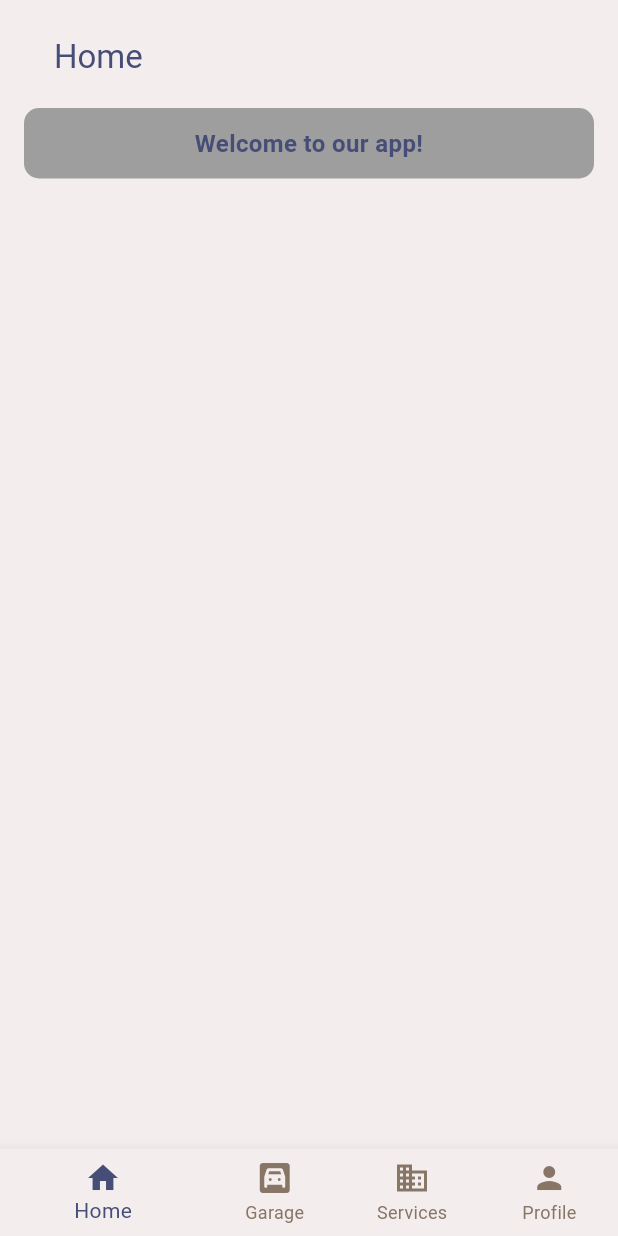
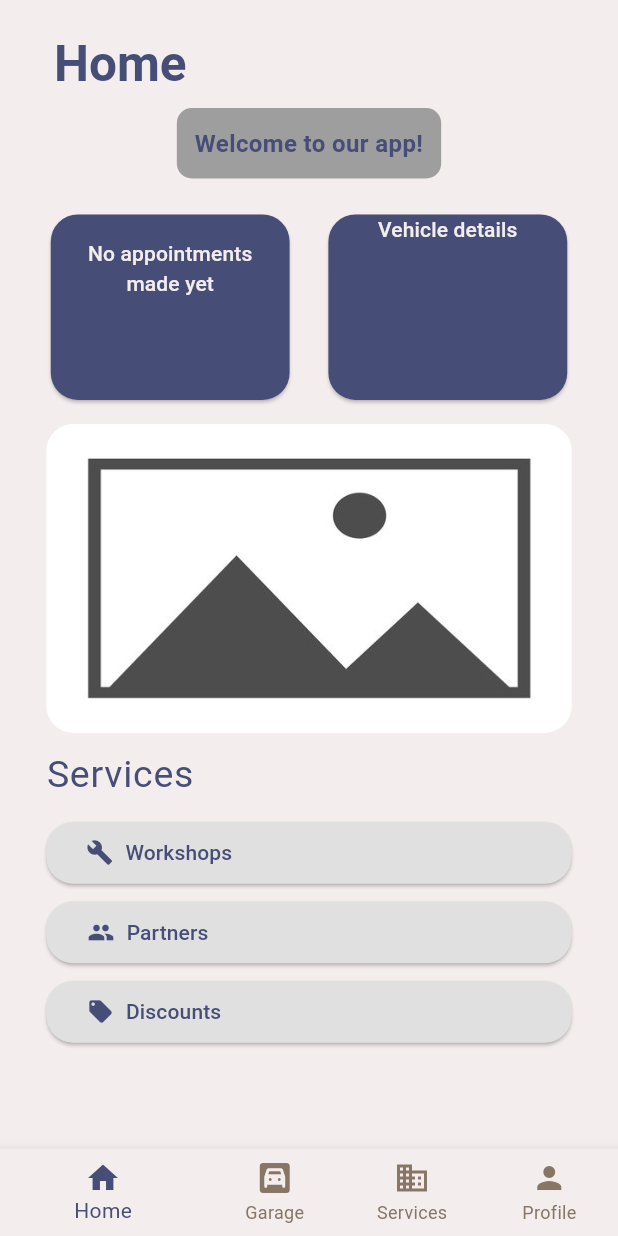
Before and after one commit to mcioc21/automate, a Flutter app: the screen it shows once a user with an empty profile is signed in, on a phone screen of 412 x 824 dp. Run offline on Flutter 3.47's test engine with Material 3 defaults, Android fonts, the phone set to English and light mode, and no system bars; drawn by our look-alikes of carousel_slider; our stand-ins replace cloud_firestore, firebase_auth, firebase_core, shared_preferences; accounts and stored records are empty.

Commit message:
Started Home page, added buttons and some functionality.

```diff
--- a/lib/home.dart
+++ b/lib/home.dart
@@ -47,8 +47,8 @@ class _MyHomeScreenState extends State<HomeScreen> {
     return Scaffold(
       appBar: AppBar(
         title: Container(
-          padding: const EdgeInsets.only(left: 20.0, top: 20.0),  // Adjust this value to move the title further right
-          child: Text(_titles[_selectedIndex]),
+          padding: const EdgeInsets.only(left: 20.0, top: 30.0),  // Adjust this value to move the title further right
+          child: Text(_titles[_selectedIndex], style: const TextStyle(fontSize: 33, fontWeight: FontWeight.bold), overflow: TextOverflow.visible,),
         ),
         automaticallyImplyLeading: false,  // Remove the back button
       ),
--- a/lib/homeOptions/home_page.dart
+++ b/lib/homeOptions/home_page.dart
@@ -1,4 +1,7 @@
-import 'dart:async';
+import 'package:automate/colors.dart';
+import 'package:automate/otherWidgets/homePageButtons/home_page_ad_carousel_slider.dart';
+import 'package:automate/otherWidgets/homePageButtons/home_page_services_button.dart';
+import 'package:automate/otherWidgets/homePageButtons/home_page_top_buttons.dart';
 import 'package:flutter/material.dart';
 import 'package:firebase_auth/firebase_auth.dart';
 import 'package:shared_preferences/shared_preferences.dart';
@@ -15,94 +18,102 @@ class HomePage extends StatefulWidget {
 class _HomePageState extends State<HomePage> {
   bool _showWelcomeBanner = false;
   bool _showGuestBanner = false;
+  int _userAppointmentState = 0;
+  int _userVehicleState = 0;
 
   @override
   void initState() {
     super.initState();
-    _checkWelcomeBannerStatus();
+    _checkBannerStatus();
+    _determineUserState();
   }
 
-  Future<void> _checkWelcomeBannerStatus() async {
+  Future<void> _checkBannerStatus() async {
     final prefs = await SharedPreferences.getInstance();
-    final hasSeenWelcomeBanner = prefs.getBool('hasSeenWelcomeBanner') ?? false;
-    final hasSeenGuestBanner = prefs.getBool('hasSeenGuestBanner') ?? false;
+    bool hasSeenWelcome = prefs.getBool('hasSeenWelcomeBanner') ?? false;
+    bool hasSeenGuest = prefs.getBool('hasSeenGuestBanner') ?? false;
 
-    if (widget.user != null && !hasSeenWelcomeBanner) {
     setState(() {
-        _showWelcomeBanner = true;
+      _showWelcomeBanner = widget.user != null && !hasSeenWelcome;
+      _showGuestBanner = widget.user == null && !hasSeenGuest;
     });
-      prefs.setBool('hasSeenWelcomeBanner', true);
-    } else if (widget.user == null && !hasSeenGuestBanner) {
-      setState(() {
-        _showGuestBanner = true;
-      });
-      prefs.setBool('hasSeenGuestBanner', true);
+
+    if (_showWelcomeBanner || _showGuestBanner) {
+      await prefs.setBool('hasSeenWelcomeBanner', true);
+      await prefs.setBool('hasSeenGuestBanner', true);
+    }
   }
 
-    Timer(const Duration(seconds: 5), () {
-      setState(() {
-        _showWelcomeBanner = false;
-        _showGuestBanner = false;
-      });
-    });
+  void _determineUserState() {
+    if (widget.user == null) {
+      _userAppointmentState = 0;
+      _userVehicleState == 0;  // Guest
+    } else {
+      // Placeholder for checking if user has appointments
+
+      bool hasAppointments = false; // TO DO: Replace with actual check
+      _userAppointmentState = hasAppointments ? 2 : 1;
+      bool hasVehicle = false; // TO DO: Replace with actual check
+      _userVehicleState = hasVehicle ? 2 : 1;
+    }
   }
 
   @override
   Widget build(BuildContext context) {
     return Scaffold(
-      body: Stack(
+      body: SingleChildScrollView(
+        child: Column(
           children: [
-          if (_showWelcomeBanner)
-            Positioned(
-              top: 16,
-              left: 16,
-              right: 16,
+            if (_showWelcomeBanner || _showGuestBanner)
+              Padding(
+                padding: const EdgeInsets.only(top: 16, bottom: 8, left: 16, right: 16),
                 child: Container(
                   decoration: BoxDecoration(
-                  color: Colors.grey, // Color for registered user banner
-                  borderRadius: BorderRadius.circular(10.0),
+                    color: Colors.grey,
+                    borderRadius: BorderRadius.circular(10),
                   ),
-                padding: const EdgeInsets.all(12.0),
-                child: const Text(
-                  'Welcome to our app!',
-                  style: TextStyle(
-                    fontSize: 16.0,
-                    fontWeight: FontWeight.bold,
-                  ),
+                  padding: const EdgeInsets.all(12),
+                  child: Text(
+                    _showWelcomeBanner ? 'Welcome to our app!' : 'Welcome! Please log in or create an account.',
+                    style: const TextStyle(fontSize: 16, fontWeight: FontWeight.bold),
                     textAlign: TextAlign.center,
                   ),
                 ),
               ),
-          if (_showGuestBanner)
-            Positioned(
-              top: 16,
-              left: 16,
-              right: 16,
-              child: Container(
-                decoration: BoxDecoration(
-                  color: Colors.grey, // Color for guest user banner
-                  borderRadius: BorderRadius.circular(10.0),
-                ),
-                padding: const EdgeInsets.all(12.0),
-                child: const Text(
-                  'Welcome to our app! Please remember to login/create your account to unlock all the app features!',
-                  style: TextStyle(
-                    fontSize: 16.0,
-                    fontWeight: FontWeight.bold,
-                  ),
-                  textAlign: TextAlign.center,
+            if (!_showWelcomeBanner && !_showGuestBanner)
+              Padding(
+                padding: const EdgeInsets.symmetric(horizontal: 8, vertical: 16),
+                child: SizedBox(
+                  height: MediaQuery.of(context).size.height * 0.005,
                 ),
               ),
+            Padding(
+              padding: const EdgeInsets.symmetric(horizontal: 8, vertical: 16),
+              child: Row(
+                mainAxisAlignment: MainAxisAlignment.spaceEvenly,
+                children:
+                  [
+                    homePageAppointmentButton(context, _userAppointmentState),
+                    homePageVehicleDetailsButton(context, _userVehicleState),
+                  ]
               ),
-          const Center(
-            child: Column(
-              mainAxisAlignment: MainAxisAlignment.center,
-              children: <Widget>[
-                // Your other widgets here
+            ),
+          homePageAdCarouselSlider(context),
+          ListTile(
+              title: Container(
+          padding: const EdgeInsets.only(left: 15.0),
+          child: const Text(
+            'Services',
+            style: TextStyle(fontSize: 25, color: AppColors.blue),),
+            ),
+          ),
+            homePageServicesButton(context, 'Workshops', Icons.build),
+            const SizedBox(height: 5),
+            homePageServicesButton(context, 'Partners', Icons.group),
+            const SizedBox(height: 5),
+            homePageServicesButton(context, 'Discounts', Icons.local_offer),
           ],
         ),
-          ),
-        ],
       ),
     );
   }
--- a/lib/login_or_register.dart
+++ b/lib/login_or_register.dart
@@ -25,7 +25,7 @@ class LoginOrRegisterPage extends StatelessWidget {
               ),
             ),
             const SizedBox(height: 100),
-            Container(
+            SizedBox(
               width: MediaQuery.of(context).size.width * 0.65, // 65% of screen width
               height: MediaQuery.of(context).size.height * 0.05, // 5% of screen height
               child: ElevatedButton(
@@ -41,7 +41,7 @@ class LoginOrRegisterPage extends StatelessWidget {
               ),
             ),
             const SizedBox(height: 20),
-            Container(
+            SizedBox(
               width: MediaQuery.of(context).size.width * 0.65, // 65% of screen width
               height: MediaQuery.of(context).size.height * 0.05, // 5% of screen height
               child: ElevatedButton(
--- /dev/null
+++ b/lib/otherWidgets/homePageButtons/home_page_ad_carousel_slider.dart
@@ -0,0 +1,54 @@
+import 'package:carousel_slider/carousel_slider.dart';
+import 'package:flutter/material.dart';
+
+Widget homePageAdCarouselSlider(BuildContext context) {
+  return CarouselSlider(
+    options: CarouselOptions(
+      height: MediaQuery.of(context).size.height * 0.25,
+      animateToClosest: true,
+      autoPlay: true,
+      autoPlayCurve: Curves.ease,
+      autoPlayInterval: const Duration(seconds: 15),
+      enableInfiniteScroll: true,
+      autoPlayAnimationDuration: const Duration(seconds: 2),
+      viewportFraction: 1,
+    ),
+    items: [
+      'assets/placeholder.jpg',
+      'assets/placeholder_1.jpg',
+    ].map((i) {
+      return Builder(
+        builder: (BuildContext context) {
+          return SizedBox(
+            width: MediaQuery.of(context).size.width * 0.85,
+            child: ClipRRect(
+              borderRadius: BorderRadius.circular(18.0),
+              child: Material(
+                color: Colors.transparent, // Use transparent to keep the image visible
+                child: InkWell(
+                  onTap: () {
+                    if(i == 'assets/placeholder.jpg') {
+                      // Navigator.push(
+                      //             context,
+                      //             MaterialPageRoute(builder: (context) => const WorkshopsPage()),
+                      //           );
+                    } else if(i == 'assets/placeholder_1.jpg') {
+                      // Navigator.push(
+                      //             context,
+                      //             MaterialPageRoute(builder: (context) => const DiscountsPage()),
+                      //           );
+                    }
+                  },
+                  child: Image.asset(
+                    i,
+                    fit: BoxFit.fill,
+                  ),
+                ),
+              ),
+            ),
+          );
+        },
+      );
+    }).toList(),
+  );
+}
--- /dev/null
+++ b/lib/otherWidgets/homePageButtons/home_page_services_button.dart
@@ -0,0 +1,38 @@
+import 'package:automate/colors.dart';
+import 'package:flutter/material.dart';
+
+Widget homePageServicesButton(
+    BuildContext context, String title, IconData icon) {
+  return ElevatedButton.icon(
+    onPressed: () {
+      if(title == 'Workshops') {
+        // Navigator.push(
+        //             context,
+        //             MaterialPageRoute(builder: (context) => const WorkshopsPage()),
+        //           );
+      } else if(title == 'Partners') {
+        // Navigator.push(
+        //             context,
+        //             MaterialPageRoute(builder: (context) => const PartnersPage()),
+        //           );
+      } else if(title == 'Discounts') {
+        // Navigator.push(
+        //             context,
+        //             MaterialPageRoute(builder: (context) => const DiscountsPage()),
+        //           );
+      }
+    },
+    icon: Icon(icon),
+    label: Text(title),
+    style: ElevatedButton.styleFrom(
+      alignment: const Alignment(-0.9, 0.0), // Align text to the
+      fixedSize: Size(MediaQuery.of(context).size.width * 0.85,
+          MediaQuery.of(context).size.height * 0.05),
+      foregroundColor: AppColors.blue,
+      backgroundColor: Colors.grey[300], // Text color
+      shape: RoundedRectangleBorder(
+        borderRadius: BorderRadius.circular(18.0),
+      ),
+    ),
+  );
+}
--- /dev/null
+++ b/lib/otherWidgets/homePageButtons/home_page_top_buttons.dart
@@ -0,0 +1,84 @@
+import 'package:flutter/material.dart';
+
+Widget homePageAppointmentButton(BuildContext context, int userState) {
+  if (userState == 2) {
+    return ElevatedButton(
+      onPressed: () {
+        // Action for button press
+      },
+      style: ButtonStyle(
+          shape: MaterialStateProperty.all<RoundedRectangleBorder>(
+        RoundedRectangleBorder(
+          borderRadius: BorderRadius.circular(18.0),
+        ),
+      )),
+      child: SizedBox(
+        height: MediaQuery.of(context).size.height * 0.15,
+        width: MediaQuery.of(context).size.width * 0.27,
+        child: const Text('Placeholder', textAlign: TextAlign.center),
+      ),
+    );
+  } else {
+    if (userState == 1) {
+      return ElevatedButton(
+        onPressed: () {
+          // Action for button press
+        },
+        style: ButtonStyle(
+            shape: MaterialStateProperty.all<RoundedRectangleBorder>(
+          RoundedRectangleBorder(
+            borderRadius: BorderRadius.circular(18.0),
+          ),
+        )),
+        child: SizedBox(
+          height: MediaQuery.of(context).size.height * 0.15,
+          width: MediaQuery.of(context).size.width * 0.27,
+          child: const Padding(
+            padding: EdgeInsets.only(top: 16.0),
+            child:
+                Text('No appointments made yet', textAlign: TextAlign.center),
+          ),
+        ),
+      );
+    } else {
+      return ElevatedButton(
+        onPressed: () {
+          // Action for button press
+        },
+        style: ButtonStyle(
+            shape: MaterialStateProperty.all<RoundedRectangleBorder>(
+          RoundedRectangleBorder(
+            borderRadius: BorderRadius.circular(18.0),
+          ),
+        )),
+        child: SizedBox(
+            height: MediaQuery.of(context).size.height * 0.15,
+            width: MediaQuery.of(context).size.width * 0.27,
+            child: const Padding(
+              padding: EdgeInsets.only(top: 16.0),
+              child: Text('Login to make an appointment',
+                  textAlign: TextAlign.center),
+            )),
+      );
+    }
+  }
+}
+
+Widget homePageVehicleDetailsButton(BuildContext context, int userState) { //TO DO
+  return ElevatedButton(
+    onPressed: () {
+      // Action for button press
+    },
+    style: ButtonStyle(
+        shape: MaterialStateProperty.all<RoundedRectangleBorder>(
+      RoundedRectangleBorder(
+        borderRadius: BorderRadius.circular(18.0),
+      ),
+    )),
+    child: SizedBox(
+      height: MediaQuery.of(context).size.height * 0.15,
+      width: MediaQuery.of(context).size.width * 0.27,
+      child: const Text('Vehicle details', textAlign: TextAlign.center),
+    ),
+  );
+}
--- a/pubspec.yaml
+++ b/pubspec.yaml
@@ -14,6 +14,7 @@ dependencies:
   shared_preferences: ^2.0.8
   flutter:
     sdk: flutter
+  carousel_slider: ^4.2.1
 
 dev_dependencies:
   flutter_test:
@@ -23,4 +24,6 @@ dev_dependencies:
 flutter:
   assets:
     - assets/AutoMate.png
+    - assets/placeholder.jpg
+    - assets/placeholder_1.jpg
   uses-material-design: true
```
Also changed, not shown: lib/main.dart (+0 -15 lines), assets/placeholder.jpg (added). Lines whose indentation alone changed are shown as unchanged.
